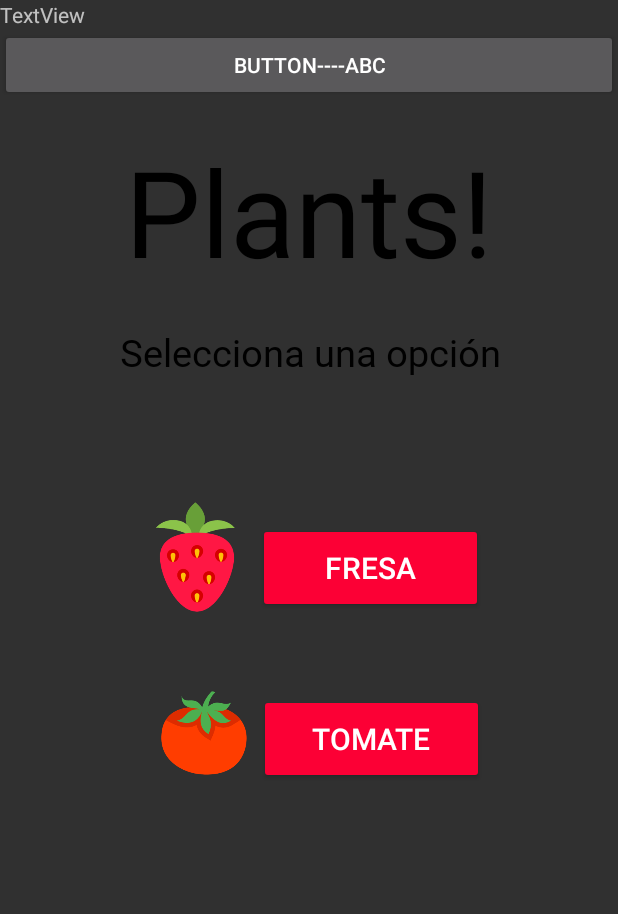
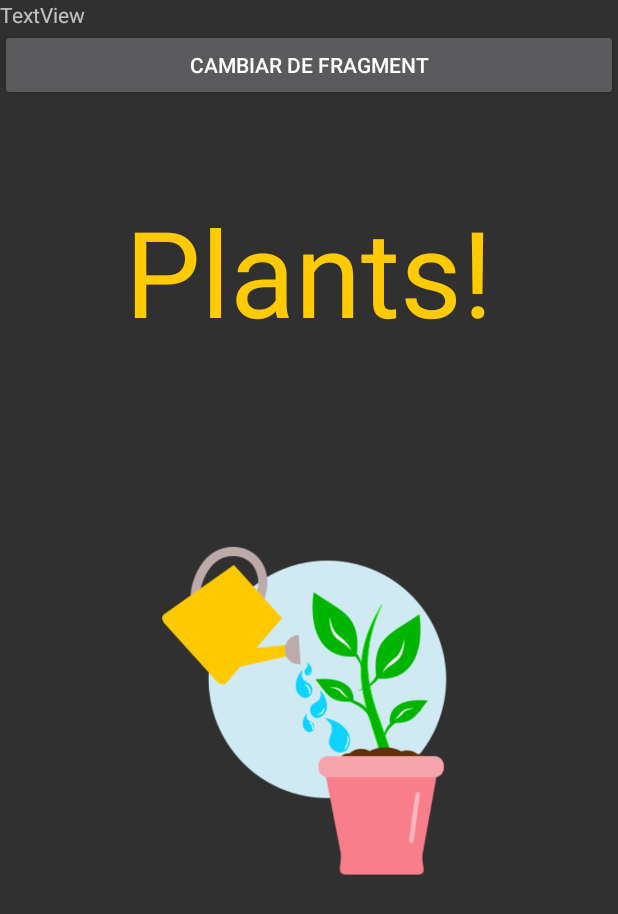
Before and after one commit to Kyoo1802/plants, an Android app: the fragment FragmentOpenApp placed in its activity, on a phone screen of 412 x 824 dp. Shown: the top 914 px of the screen. Run offline under Robolectric (Android 15) with nearby library versions, the phone set to English and light mode, and no system bars; Roboto replaces fonts that are not available here.

```diff
--- a/app/src/main/java/com/gaby/plants/SelectPlantFragment.java
+++ b/app/src/main/java/com/gaby/plants/FragmentOpenApp.java
@@ -6,14 +6,12 @@ import android.view.LayoutInflater;
 import android.view.View;
 import android.view.ViewGroup;
 
-public class SelectPlantFragment extends Fragment {
+public class FragmentOpenApp extends Fragment {
 
     @Override
     public View onCreateView(LayoutInflater inflater, ViewGroup container,
                              Bundle savedInstanceState) {
-
-        // Inflate the layout for this fragment
-        return inflater.inflate(R.layout.fragment_menu_opciones, container, false);
+        return inflater.inflate(R.layout.fragment_iniciar_app, container, false);
     }
 
 }
--- a/app/src/main/java/com/gaby/plants/MainActivity.java
+++ b/app/src/main/java/com/gaby/plants/MainActivity.java
@@ -16,9 +16,9 @@ public class MainActivity extends AppCompatActivity {
         // Pone un layout en la pantalla
         setContentView(R.layout.main_activity);
 
-        Button buttonABC = findViewById(R.id.buttonABC);
+        Button buttonChangeFragment = findViewById(R.id.buttonChangeFragment);
 
-        buttonABC.setOnClickListener(new View.OnClickListener() {
+        buttonChangeFragment.setOnClickListener(new View.OnClickListener() {
             @Override
             public void onClick(View v) {
                 changeFragment(v);
@@ -29,18 +29,19 @@ public class MainActivity extends AppCompatActivity {
     public void changeFragment(View view) {
         Fragment currentFragment = getSupportFragmentManager().findFragmentById(R.id.frameFragment);
 
-        if (currentFragment == null || currentFragment instanceof SelectPlantFragment) {
+        if (currentFragment == null || currentFragment instanceof FragmentSelectPlant) {
             FragmentTransaction ft = getSupportFragmentManager().beginTransaction();
-            FragmentStartApp ff2 = new FragmentStartApp();
+            FragmentOpenApp ff2 = new FragmentOpenApp();
             ft.replace(R.id.frameFragment, ff2);
             ft.commit();
         }
 
-        if (currentFragment instanceof FragmentStartApp) {
+        if (currentFragment instanceof FragmentOpenApp) {
             FragmentTransaction ft = getSupportFragmentManager().beginTransaction();
-            SelectPlantFragment ff3 = new SelectPlantFragment();
+            FragmentSelectPlant ff3 = new FragmentSelectPlant();
             ft.replace(R.id.frameFragment, ff3);
             ft.commit();
         }
+
     }
 }
--- a/app/src/main/res/layout/fragment_iniciar_app.xml
+++ b/app/src/main/res/layout/fragment_iniciar_app.xml
@@ -16,7 +16,7 @@
         android:textSize="80sp" />
 
     <ImageView
-        android:id="@+id/imageView2"
+        android:id="@+id/logoPlants"
         android:layout_width="215dp"
         android:layout_height="219dp"
         android:layout_gravity="center_horizontal"
--- a/app/src/main/res/layout/fragment_start_app.xml
+++ b/app/src/main/res/layout/fragment_start_app.xml
@@ -16,7 +16,7 @@
         android:textSize="80sp" />
 
     <ImageView
-        android:id="@+id/imageView2"
+        android:id="@+id/logoPlants"
         android:layout_width="215dp"
         android:layout_height="219dp"
         android:layout_gravity="center_horizontal"
@@ -29,7 +29,7 @@
         android:layout_width="178dp"
         android:layout_height="wrap_content"
         android:layout_gravity="center_horizontal"
-        android:layout_marginTop="80dp"
+        android:layout_marginTop="20dp"
         android:backgroundTint="#FFCA00"
         android:text="@string/iniciar"
         android:textColor="#FFFFFF"
--- a/app/src/main/res/layout/main_activity.xml
+++ b/app/src/main/res/layout/main_activity.xml
@@ -11,10 +11,10 @@
         android:text="TextView" />
 
     <Button
-        android:id="@+id/buttonABC"
+        android:id="@+id/buttonChangeFragment"
         android:layout_width="match_parent"
         android:layout_height="wrap_content"
-        android:text="Button----ABC" />
+        android:text="Cambiar de fragment" />
 
     <FrameLayout
         android:id="@+id/frameFragment"
```
Also changed, not shown: app/src/main/java/com/gaby/plants/FragmentSelectPlant.java (added, +19 -0 lines).
